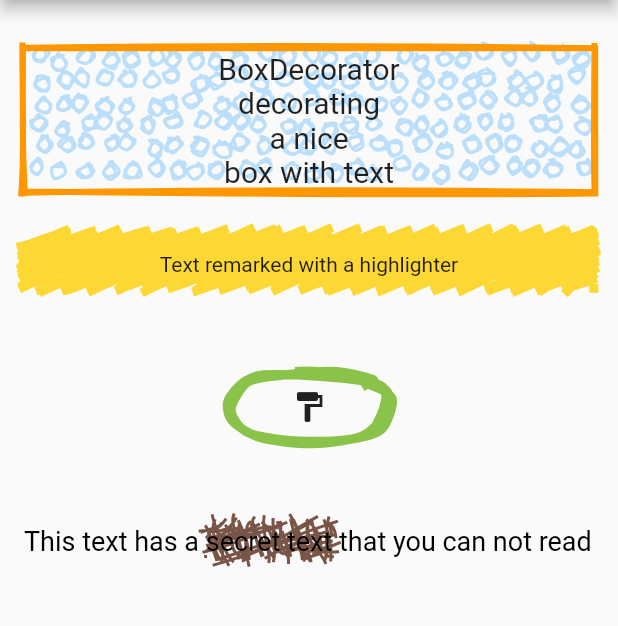
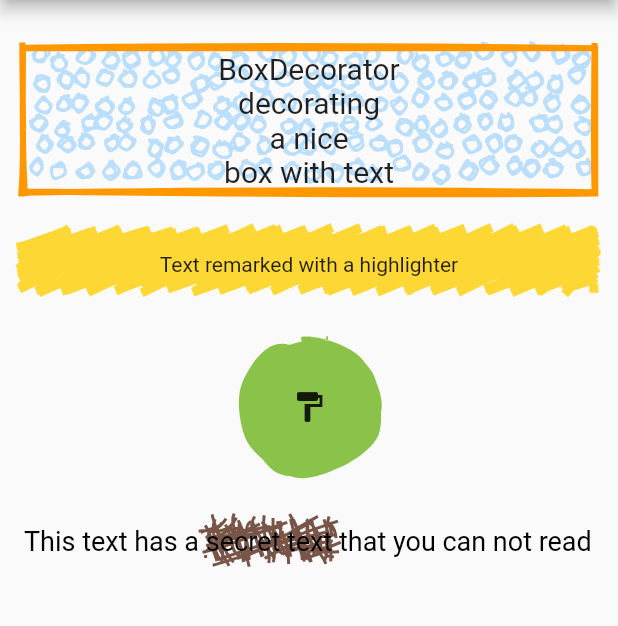
Before and after one commit to sergiandreplace/flutter_rough, a Flutter app: the DecorationExamplePage screen opened directly, on a phone screen of 412 x 824 dp, the part 84-710 px from its top. Run offline on Flutter 3.47's test engine with Material 2 defaults, Android fonts, the phone set to English and light mode, and no system bars.

```diff
--- a/example/lib/demos.dart
+++ b/example/lib/demos.dart
@@ -1,9 +1,9 @@
 import 'package:RoughExample/interactive_canvas.dart';
-import 'package:RoughExample/pages/decoration.dart';
+import 'package:RoughExample/pages/decoration_page.dart';
 import 'package:flutter/material.dart';
 
 import 'interactive_examples.dart';
-import 'pages/example.dart';
+import 'pages/interactive_example_page.dart';
 
 abstract class Demo {
   final String name;
--- a/example/lib/main.dart
+++ b/example/lib/main.dart
@@ -1,4 +1,4 @@
-import 'package:RoughExample/pages/home.dart';
+import 'package:RoughExample/pages/home_page.dart';
 import 'package:flutter/material.dart';
 
 void main() => runApp(FlutterRoughDemo());
--- a/example/lib/pages/decoration.dart
+++ /dev/null
@@ -1,94 +0,0 @@
-import 'package:flutter/cupertino.dart';
-import 'package:flutter/material.dart';
-import 'package:rough/rough.dart';
-
-class DecorationExamplePage extends StatelessWidget {
-  @override
-  Widget build(BuildContext context) {
-    return Scaffold(
-        appBar: AppBar(title: const Text('RoughDecorator example')),
-        body: Container(
-          width: double.infinity,
-          child: ListView(
-            padding: const EdgeInsets.symmetric(horizontal: 16, vertical: 32),
-            children: <Widget>[
-              Container(
-                decoration: RoughDecoration(
-                    shape: BoxShape.rectangle,
-                    borderStyle: RoughDrawStyle(
-                      width: 4,
-                      color: Colors.orange,
-                    ),
-                    filler: DotFiller(FillerConfig.build(hachureGap: 15, fillWeight: 10)),
-                    fillStyle: RoughDrawStyle(
-                      width: 2,
-                      color: Colors.blue[100],
-                    )),
-                child: const Text(
-                  'BoxDecorator\ndecorating\na nice\nbox with text',
-                  style: TextStyle(fontSize: 20),
-                  textAlign: TextAlign.center,
-                ),
-              ),
-              const SizedBox(height: 32),
-              Container(
-                padding: const EdgeInsets.symmetric(vertical: 8),
-                decoration: RoughDecoration(
-                  shape: BoxShape.rectangle,
-                  filler: ZigZagFiller(FillerConfig.defaultConfig.copyWith(hachureGap: 6, hachureAngle: 110)),
-                  fillStyle: RoughDrawStyle(color: Colors.yellow[600], width: 6),
-                ),
-                child: const Text(
-                  'Text remarked with a highlighter',
-                  textAlign: TextAlign.center,
-                ),
-              ),
-              const SizedBox(height: 32),
-              Container(
-                padding: const EdgeInsets.all(32),
-                decoration: RoughDecoration(
-                  shape: BoxShape.circle,
-                  drawConfig: DrawConfig.build(
-                    roughness: 2,
-                    curveTightness: 0.2,
-                    curveFitting: 0.5,
-                    curveStepCount: 8,
-                  ),
-                  borderStyle: RoughDrawStyle(color: Colors.lightGreen, width: 6),
-                ),
-                child: Icon(Icons.format_paint),
-              ),
-              const SizedBox(height: 32),
-              RichText(
-                text: TextSpan(
-                  style: TextStyle(color: Colors.black, fontSize: 18),
-                  text: 'This text has a ',
-                  children: <InlineSpan>[
-                    WidgetSpan(
-                        child: Container(
-                      decoration: RoughDecoration(
-                          shape: BoxShape.rectangle,
-                          drawConfig: DrawConfig.build(),
-                          filler: HatchFiller(FillerConfig.build(
-                            hachureAngle: 20,
-                            hachureGap: 5,
-                            drawConfig: DrawConfig.build(roughness: 3),
-                          )),
-                          fillStyle: RoughDrawStyle(
-                            color: Colors.brown,
-                            width: 2,
-                          )),
-                      child: Text(
-                        'secret text',
-                        style: TextStyle(color: Colors.black, fontSize: 18),
-                      ),
-                    )),
-                    const TextSpan(text: ' that you can not read'),
-                  ],
-                ),
-              ),
-            ],
-          ),
-        ));
-  }
-}
--- /dev/null
+++ b/example/lib/pages/decoration_page.dart
@@ -0,0 +1,142 @@
+import 'package:flutter/cupertino.dart';
+import 'package:flutter/material.dart';
+import 'package:rough/rough.dart';
+
+class DecorationExamplePage extends StatelessWidget {
+  @override
+  Widget build(BuildContext context) {
+    return Scaffold(
+        appBar: AppBar(title: const Text('RoughDecorator example')),
+        body: Container(
+          width: double.infinity,
+          child: ListView(
+            padding: const EdgeInsets.symmetric(horizontal: 16, vertical: 32),
+            children: <Widget>[
+              const NiceBox(),
+              const SizedBox(height: 32),
+              const HighlightedText(),
+              const SizedBox(height: 32),
+              const CircledIcon(),
+              const SizedBox(height: 32),
+              const SecretText(),
+            ],
+          ),
+        ));
+  }
+}
+
+class NiceBox extends StatelessWidget {
+  const NiceBox({
+    Key key,
+  }) : super(key: key);
+
+  @override
+  Widget build(BuildContext context) {
+    return Container(
+      decoration: RoughBoxDecoration(
+          shape: RoughBoxShape.rectangle,
+          borderStyle: RoughDrawingStyle(
+            width: 4,
+            color: Colors.orange,
+          ),
+          filler: DotFiller(FillerConfig.build(hachureGap: 15, fillWeight: 10)),
+          fillStyle: RoughDrawingStyle(
+            width: 2,
+            color: Colors.blue[100],
+          )),
+      child: const Text(
+        'BoxDecorator\ndecorating\na nice\nbox with text',
+        style: TextStyle(fontSize: 20),
+        textAlign: TextAlign.center,
+      ),
+    );
+  }
+}
+
+class HighlightedText extends StatelessWidget {
+  const HighlightedText({
+    Key key,
+  }) : super(key: key);
+
+  @override
+  Widget build(BuildContext context) {
+    return Container(
+      padding: const EdgeInsets.symmetric(vertical: 8),
+      decoration: RoughBoxDecoration(
+        shape: RoughBoxShape.rectangle,
+        filler: ZigZagFiller(FillerConfig.defaultConfig.copyWith(hachureGap: 6, hachureAngle: 110)),
+        fillStyle: RoughDrawingStyle(color: Colors.yellow[600], width: 6),
+      ),
+      child: const Text(
+        'Text remarked with a highlighter',
+        textAlign: TextAlign.center,
+      ),
+    );
+  }
+}
+
+class CircledIcon extends StatelessWidget {
+  const CircledIcon({
+    Key key,
+  }) : super(key: key);
+
+  @override
+  Widget build(BuildContext context) {
+    return Container(
+      padding: const EdgeInsets.all(32),
+      decoration: RoughBoxDecoration(
+        shape: RoughBoxShape.circle,
+        drawConfig: DrawConfig.build(
+          roughness: 2,
+          curveTightness: 0.1,
+          curveFitting: 1,
+          curveStepCount: 6,
+        ),
+        filler: SolidFiller(FillerConfig.defaultConfig),
+        borderStyle: RoughDrawingStyle(
+          color: Colors.lightGreen,
+          width: 6,
+        ),
+      ),
+      child: Icon(Icons.format_paint),
+    );
+  }
+}
+
+class SecretText extends StatelessWidget {
+  const SecretText({
+    Key key,
+  }) : super(key: key);
+
+  @override
+  Widget build(BuildContext context) {
+    return RichText(
+      text: TextSpan(
+        style: TextStyle(color: Colors.black, fontSize: 18),
+        text: 'This text has a ',
+        children: <InlineSpan>[
+          WidgetSpan(
+              child: Container(
+            decoration: RoughBoxDecoration(
+                shape: RoughBoxShape.rectangle,
+                drawConfig: DrawConfig.build(),
+                filler: HatchFiller(FillerConfig.build(
+                  hachureAngle: 20,
+                  hachureGap: 5,
+                  drawConfig: DrawConfig.build(roughness: 3),
+                )),
+                fillStyle: RoughDrawingStyle(
+                  color: Colors.brown,
+                  width: 2,
+                )),
+            child: Text(
+              'secret text',
+              style: TextStyle(color: Colors.black, fontSize: 18),
+            ),
+          )),
+          const TextSpan(text: ' that you can not read'),
+        ],
+      ),
+    );
+  }
+}
--- a/lib/src/decoration.dart
+++ b/lib/src/decoration.dart
@@ -6,34 +6,54 @@ import 'package:rough/rough.dart';
 
 import 'config.dart';
 
-class RoughDrawStyle {
+class RoughDrawingStyle {
   final double width;
   final Color color;
   final Gradient gradient;
   final BlendMode blendMode;
+  // TODO: final BorderRadius borderRadius;
+  // TODO:   this.boxShadow?,
 
-  // TODO: final BorderRadius borderRadius;
-//    this.boxShadow,
-  const RoughDrawStyle({
+  const RoughDrawingStyle({
     this.width,
     this.color,
     this.gradient,
     this.blendMode,
-    // TODO:this.borderRadius,
   });
 }
 
-class RoughDecoration extends Decoration {
-  final BoxShape shape;
-  final RoughDrawStyle borderStyle;
+/// The shape to use when rendering a [RoughBoxDecoration].
+///
+enum RoughBoxShape {
+  /// An axis-aligned, 2D rectangle. May have rounded corners (described by a
+  /// [BorderRadius]). The center of edges of the rectangle will match the
+  /// edges of the box into which the [RoughBoxDecoration] is painted.
+  rectangle,
+
+  /// A circle centered in the middle of the box into which the [Border] or
+  /// [BoxDecoration] is painted. The diameter of the circle is the shortest
+  /// dimension of the box, either the width or the height, such that the circle
+  /// path center touches the edges of the box.
+  circle,
+
+  /// An ellipse centered in the middle of the box into which the [Border] or
+  /// [BoxDecoration] is painted. The horizontal diameter of the ellipse is the width
+  /// the box and the vertical diameter is the height of the box, such that the ellipse
+  /// path center touches the edges of the box.
+  ellipse,
+}
+
+class RoughBoxDecoration extends Decoration {
+  final RoughBoxShape shape;
+  final RoughDrawingStyle borderStyle;
   final DrawConfig drawConfig;
-  final RoughDrawStyle fillStyle;
+  final RoughDrawingStyle fillStyle;
   final Filler filler;
-  const RoughDecoration({
+  const RoughBoxDecoration({
     this.borderStyle,
     this.drawConfig,
     this.fillStyle,
-    this.shape = BoxShape.rectangle,
+    this.shape = RoughBoxShape.rectangle,
     this.filler,
   }) : assert(shape != null);
 
@@ -47,7 +67,7 @@ class RoughDecoration extends Decoration {
 }
 
 class RoughDecorationPainter extends BoxPainter {
-  final RoughDecoration roughDecoration;
+  final RoughBoxDecoration roughDecoration;
 
   RoughDecorationPainter(
     this.roughDecoration,
@@ -66,20 +86,26 @@ class RoughDecorationPainter extends BoxPainter {
 
     Drawable drawable;
     switch (roughDecoration.shape) {
-      case BoxShape.rectangle:
+      case RoughBoxShape.rectangle:
         drawable = generator.rectangle(offset.dx, offset.dy, configuration.size.width, configuration.size.height);
         break;
-      case BoxShape.circle:
+      case RoughBoxShape.circle:
         final double centerX = offset.dx + configuration.size.width / 2;
         final double centerY = offset.dy + configuration.size.height / 2;
         final double diameter = configuration.size.shortestSide;
         drawable = generator.circle(centerX, centerY, diameter);
         break;
+      case RoughBoxShape.ellipse:
+        final double centerX = offset.dx + configuration.size.width / 2;
+        final double centerY = offset.dy + configuration.size.height / 2;
+
+        drawable = generator.ellipse(centerX, centerY, configuration.size.width, configuration.size.height);
+        break;
     }
     canvas.drawRough(drawable, borderPaint, fillPaint);
   }
 
-  Paint _buildDrawPaint(RoughDrawStyle roughDrawDecoration, Rect rect) {
+  Paint _buildDrawPaint(RoughDrawingStyle roughDrawDecoration, Rect rect) {
     const defaultColor = Color(0x00000000);
     final Paint paint = Paint()
       ..style = PaintingStyle.stroke
@@ -91,7 +117,6 @@ class RoughDecorationPainter extends BoxPainter {
     if (roughDrawDecoration?.blendMode != null) {
       paint.blendMode = roughDrawDecoration.blendMode;
     }
-
     return paint;
   }
 }
--- a/lib/src/rough.dart
+++ b/lib/src/rough.dart
@@ -5,7 +5,7 @@ import 'entities.dart';
 
 /// This is the base Rough class for painting
 extension Rough on Canvas {
-  void _drawToContext(OpSet drawing, Paint paint) {
+  Path _drawToContext(OpSet drawing) {
     final Path path = Path();
     for (final Op op in drawing.ops) {
       final data = op.data;
@@ -21,7 +21,7 @@ extension Rough on Canvas {
           break;
       }
     }
-    drawPath(path, paint);
+    return path;
   }
 
   /// Draws a rough Drawable
@@ -31,13 +31,16 @@ extension Rough on Canvas {
     for (final OpSet drawing in drawable.sets ?? []) {
       switch (drawing.type) {
         case OpSetType.path:
-          _drawToContext(drawing, pathPaint);
+          drawPath(_drawToContext(drawing), pathPaint);
+          ;
           break;
         case OpSetType.fillPath:
-          _drawToContext(drawing, fillPaint);
+          Paint _fillPaint = fillPaint..style = PaintingStyle.fill;
+          Path _path = _drawToContext(drawing)..close();
+          drawPath(_path, _fillPaint);
           break;
         case OpSetType.fillSketch:
-          _drawToContext(drawing, fillPaint);
+          drawPath(_drawToContext(drawing), fillPaint);
           break;
       }
     }
```
Also changed, not shown: example/lib/pages/home_page.dart (renamed from example/lib/pages/home.dart), example/lib/pages/interactive_example_page.dart (renamed from example/lib/pages/example.dart).
